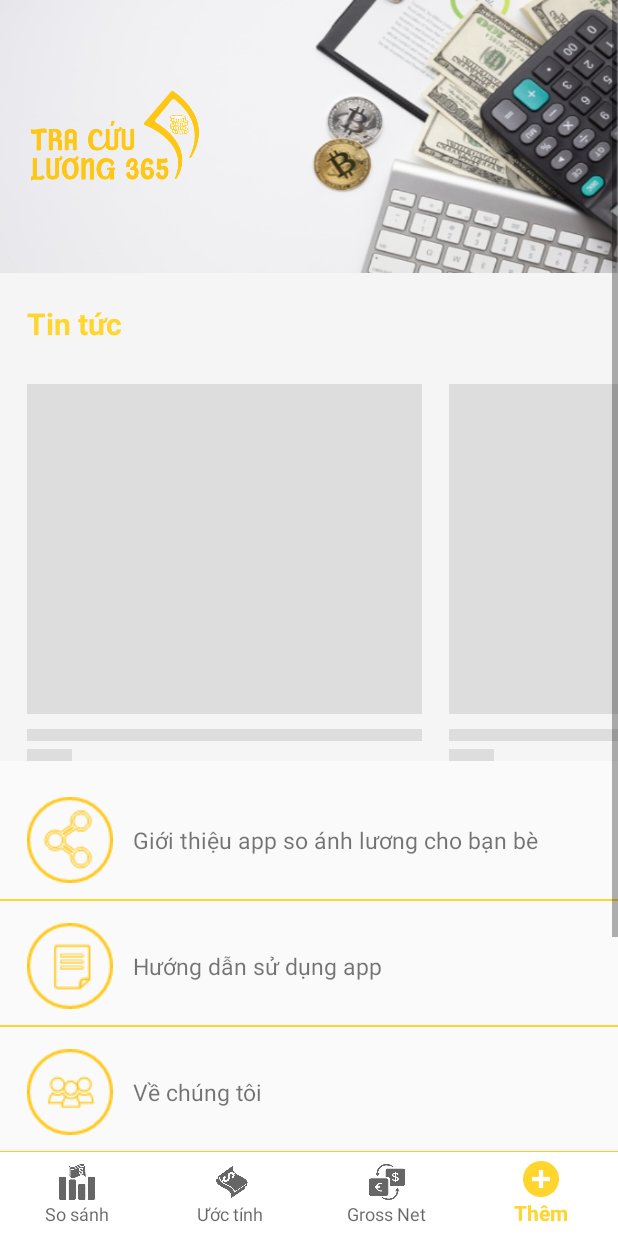
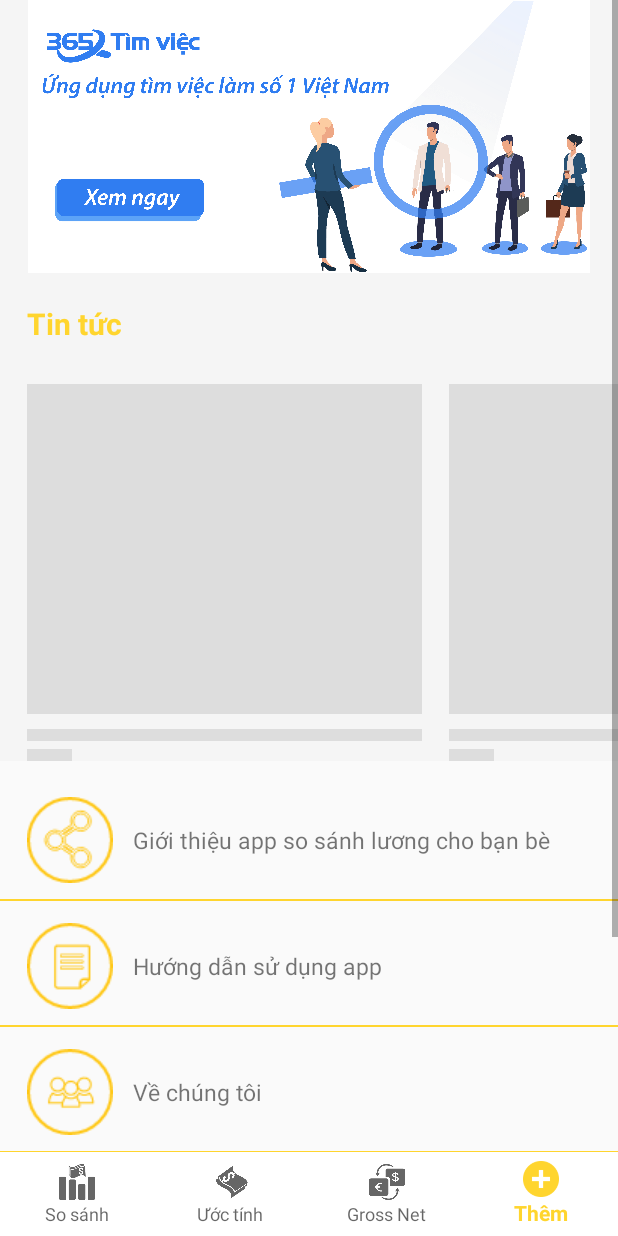
Before and after one commit to nguyentai1996/sosanhluong365, an Android app: the fragment EstimateFragment placed in its activity, item 4 of the bottom bar chosen, on a phone screen of 412 x 824 dp. Run offline under Robolectric (Android 15) with nearby library versions, the light colour scheme and no system bars; our stand-ins replace Picasso, Shimmer; libraries missing offline, so code that uses them is left out: com.github.mikephil.charting; pictures from the network do not load.

Commit message:
update new

```diff
--- a/app/src/main/AndroidManifest.xml
+++ b/app/src/main/AndroidManifest.xml
@@ -3,6 +3,8 @@
     package="com.example.timviec365">
 
     <application
+        android:hardwareAccelerated="false"
+        android:largeHeap="true"
         android:allowBackup="true"
         android:icon="@mipmap/ic_launcher"
         android:label="@string/app_name"
@@ -55,5 +57,4 @@
     <uses-permission android:name="android.permission.ACCESS_NETWORK_STATE" />
 
     <uses-permission android:name="android.permission.INTERNET" />
-
 </manifest>
--- a/app/src/main/java/com/example/timviec365/fragment/AboutFragment.java
+++ b/app/src/main/java/com/example/timviec365/fragment/AboutFragment.java
@@ -8,6 +8,7 @@ import android.util.Log;
 import android.view.LayoutInflater;
 import android.view.View;
 import android.view.ViewGroup;
+import android.widget.ImageView;
 import android.widget.LinearLayout;
 import android.widget.Toast;
 
@@ -40,7 +41,7 @@ public class AboutFragment extends Fragment {
     private List<DataNews>  dataNewsList = new ArrayList<>();
     private LinearLayoutManager linearLayoutManager;
     private RecyclerView rcvNews;
-    private LinearLayout imgConectApp;
+    private ImageView imgConectApp;
     private LinearLayout lnShare;
     private NewsAdapter adapterRCV;
     private LinearLayout lnAboutMe;
@@ -59,7 +60,7 @@ public class AboutFragment extends Fragment {
         rcvNews = (RecyclerView) view.findViewById(R.id.rcvTintuc);
         lnShare = (LinearLayout) view.findViewById(R.id.lnShare);
         lnAboutMe = (LinearLayout) view.findViewById(R.id.lnAboutMe);
-        imgConectApp = (LinearLayout) view.findViewById(R.id.imgConectApp);
+        imgConectApp =  view.findViewById(R.id.imgConectApp);
 
 
 
--- a/app/src/main/java/com/example/timviec365/fragment/EstimateFragment.java
+++ b/app/src/main/java/com/example/timviec365/fragment/EstimateFragment.java
@@ -13,7 +13,6 @@ import android.widget.AutoCompleteTextView;
 import android.widget.Button;
 import android.widget.EditText;
 import android.widget.ImageView;
-import android.widget.LinearLayout;
 import android.widget.TextView;
 import android.widget.Toast;
 
@@ -43,7 +42,7 @@ public class EstimateFragment extends Fragment {
 
     private ArrayList<Career> careerArrayList = new ArrayList<>();
     private ImageView imgMore;
-    private LinearLayout imgConectApp;
+    private ImageView imgConectApp;
     private int postionSpinner = -1;
 
     private Button edFindSalary;
--- a/app/src/main/java/com/example/timviec365/fragment/GrossNetFragment.java
+++ b/app/src/main/java/com/example/timviec365/fragment/GrossNetFragment.java
@@ -10,7 +10,7 @@ import android.view.View;
 import android.view.ViewGroup;
 import android.widget.Button;
 import android.widget.EditText;
-import android.widget.LinearLayout;
+import android.widget.ImageView;
 import android.widget.RadioButton;
 import android.widget.TextView;
 import android.widget.Toast;
@@ -30,7 +30,7 @@ import static com.example.timviec365.activity.DetailSalaryComparison.hideSoftKey
  */
 public class GrossNetFragment extends Fragment {
     private EditText edSalary;
-    private LinearLayout imgConectApp;
+    private ImageView imgConectApp;
     private EditText edDependent;
     private EditText edInsurrance;
     private RadioButton btnOther;
--- a/app/src/main/java/com/example/timviec365/fragment/HomeFragment.java
+++ b/app/src/main/java/com/example/timviec365/fragment/HomeFragment.java
@@ -22,7 +22,7 @@ import android.widget.ArrayAdapter;
 import android.widget.AutoCompleteTextView;
 import android.widget.Button;
 import android.widget.EditText;
-import android.widget.LinearLayout;
+import android.widget.ImageView;
 import android.widget.ListView;
 import android.widget.TextView;
 import android.widget.Toast;
@@ -68,7 +68,7 @@ public class HomeFragment extends Fragment implements OnChartValueSelectedListen
     private int postionSpinner = -1;
     private TextView tvHistory,tvedit;
     private ListView lvHis;
-    private LinearLayout imgConectApp;
+    private ImageView imgConectApp;
     private Context context;
     HistoryHomeAdapter historyAdapter = null;
     HistoryDAO historyDAO;
@@ -79,7 +79,6 @@ public class HomeFragment extends Fragment implements OnChartValueSelectedListen
     @Override
     public View onCreateView(LayoutInflater inflater, final ViewGroup container,
                              Bundle savedInstanceState) {
-
 
         View view = inflater.inflate(R.layout.fragment_home, container, false);
         context = view.getContext();
@@ -171,7 +170,7 @@ public class HomeFragment extends Fragment implements OnChartValueSelectedListen
                 if (key.equals("")) {
                     Toast.makeText(getContext(), "Vui lòng nhập công việc", Toast.LENGTH_SHORT).show();
                 }
-                if (postionSpinner == -1) {
+                else if (postionSpinner == -1) {
                     Toast.makeText(getContext(), "Địa điểm bạn nhập vào chưa đúng", Toast.LENGTH_SHORT).show();
                 } else {
                     History history = new History(random(), edNameJob.getText().toString().trim(), cityBeansList.get(postionSpinner).getIdCity(), edCityx.getText().toString().trim());
--- a/app/src/main/res/layout/activity_detail_dialog_search_salary.xml
+++ b/app/src/main/res/layout/activity_detail_dialog_search_salary.xml
@@ -253,7 +253,7 @@
                         android:orientation="horizontal">
 
 
-                        <com.github.mikephil.charting.charts.BarChart
+                        <com.github.mikephil.charting.charts.CombinedChart
                             android:layout_marginTop="15dp"
                             android:id="@+id/combinedChart"
                             android:background="@color/white"
--- a/app/src/main/res/layout/fragment_about.xml
+++ b/app/src/main/res/layout/fragment_about.xml
@@ -4,7 +4,7 @@
     android:layout_width="match_parent"
     android:layout_height="match_parent"
     xmlns:shimmer="http://schemas.android.com/apk/res-auto"
-    tools:context=".fragment.EstimateFragment">
+    tools:context=".fragment.AboutFragment">
 
     <ScrollView
         android:layout_width="match_parent"
@@ -21,22 +21,14 @@
             android:layout_width="match_parent"
             android:layout_height="wrap_content" >
 
-            <LinearLayout
+            <ImageView
                 android:id="@+id/imgConectApp"
                 android:layout_width="match_parent"
                 android:layout_height="182dp"
                 android:gravity="center_vertical"
-                android:background="@drawable/bgtop">
+                android:src="@drawable/banerr">
 
-                <ImageView
-                    android:layout_marginLeft="20dp"
-                    android:id="@+id/imgTop"
-                    android:layout_width="113.37dp"
-                    android:layout_height="60dp"
-                    android:src="@drawable/bgsplassh">
-
-                </ImageView>
-            </LinearLayout>
+            </ImageView>
 
             <TextView
                 android:layout_marginLeft="18dp"
@@ -97,7 +89,7 @@
 
                 <TextView
                     android:layout_marginLeft="13dp"
-                    android:text="Giới thiệu app so ánh lương cho bạn bè"
+                    android:text="Giới thiệu app so sánh lương cho bạn bè"
                     android:textSize="15sp"
                     android:layout_width="match_parent"
                     android:layout_height="wrap_content">
```
Also changed, not shown: app/src/main/java/com/example/timviec365/activity/DetailDialogSearchSalary.java (+88 -39 lines), app/src/main/java/com/example/timviec365/activity/DetailSalaryComparison.java (+12 -2 lines), app/src/main/java/com/example/timviec365/activity/DetailSearchSalaryActivity.java (+12 -6 lines), app/src/main/res/layout/activity_detail_search_salary.xml (+4 -11 lines), app/src/main/res/layout/fragment_estimate.xml (+4 -11 lines), app/src/main/res/layout/fragment_grossnet.xml (+3 -12 lines), app/src/main/res/layout/layout_sosanh.xml (+6 -13 lines), app/src/main/res/drawable-hdpi/banerr.png (added).
